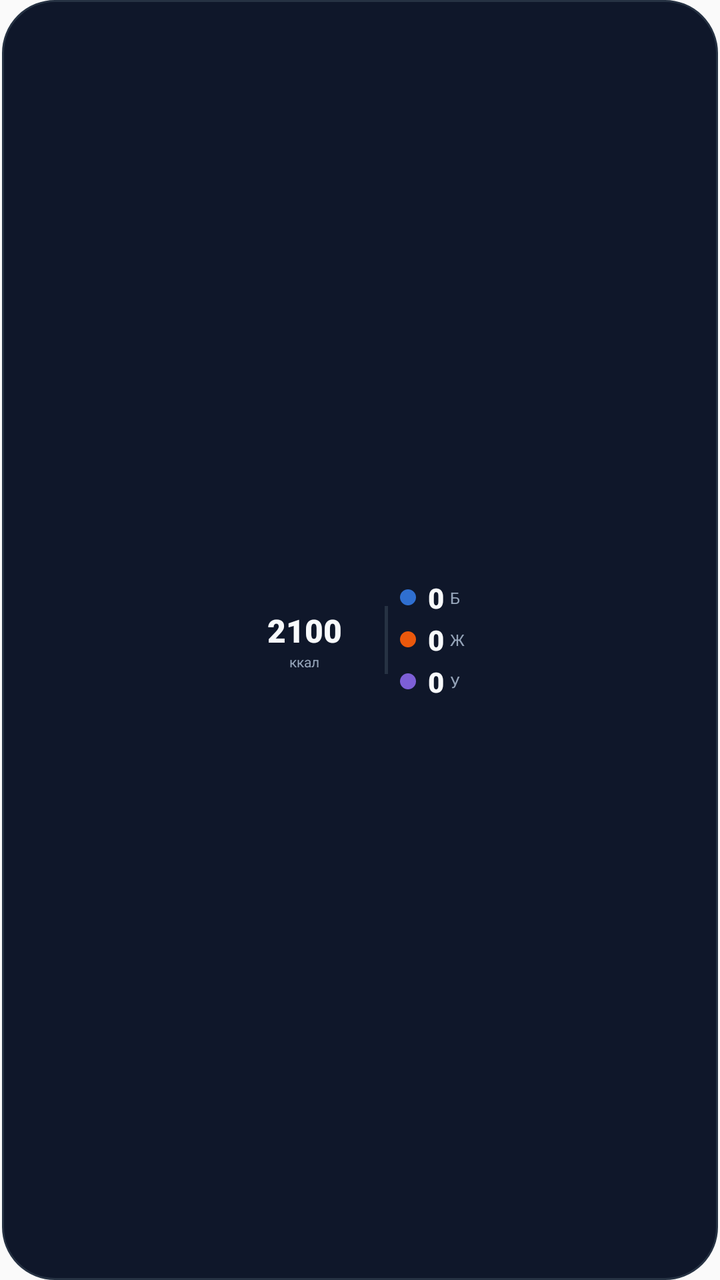
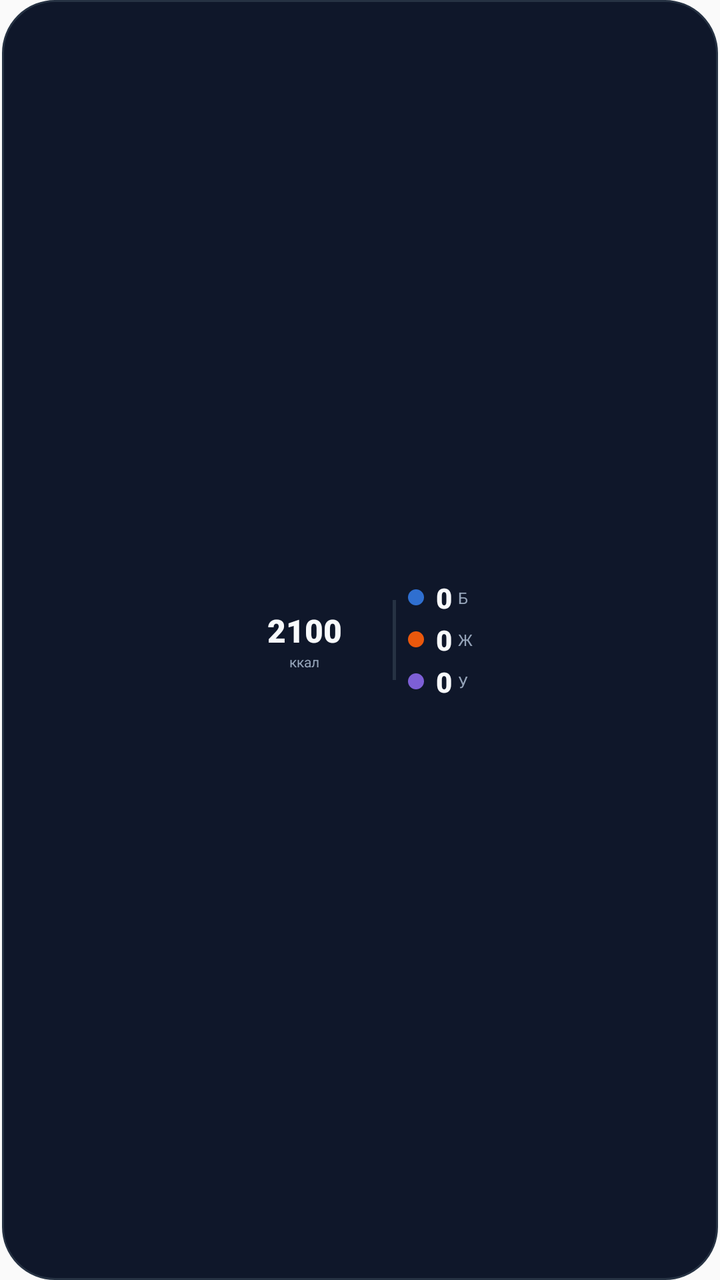

Compare the two renders of this Android layout. The source of the first and the diff that turns it into the second are given below.
<!-- AndroidManifest.xml: application theme AppTheme -->
<!-- res/layout/widget_calories_dark.xml -->
<?xml version="1.0" encoding="utf-8"?>
<FrameLayout xmlns:android="http://schemas.android.com/apk/res/android"
    android:id="@+id/widget_root"
    android:layout_width="match_parent"
    android:layout_height="wrap_content">

    
    <FrameLayout
        android:layout_width="match_parent"
        android:layout_height="match_parent"
        android:layout_gravity="center"
        android:layout_marginStart="1dp"
        android:layout_marginEnd="1dp"
        android:background="@drawable/widget_bg_dark"
        android:paddingStart="3dp"
        android:paddingEnd="10dp"
        android:paddingTop="4dp"
        android:paddingBottom="4dp">

        <LinearLayout
            android:layout_width="wrap_content"
            android:layout_height="wrap_content"
            android:layout_gravity="center"
            android:gravity="center_vertical"
            android:orientation="horizontal">

            
            <FrameLayout
                android:layout_width="64dp"
                android:layout_height="64dp"
                android:layout_marginEnd="4dp">

                <ImageView
                    android:id="@+id/widget_ring"
                    android:layout_width="64dp"
                    android:layout_height="64dp"
                    android:contentDescription="@null"
                    android:scaleType="fitCenter" />

                <LinearLayout
                    android:layout_width="wrap_content"
                    android:layout_height="wrap_content"
                    android:layout_gravity="center"
                    android:gravity="center_horizontal"
                    android:orientation="vertical">

                    <TextView
                        android:id="@+id/widget_remain"
                        android:layout_width="42dp"
                        android:layout_height="wrap_content"
                        android:autoSizeTextType="uniform"
                        android:autoSizeMinTextSize="9sp"
                        android:autoSizeMaxTextSize="16sp"
                        android:fontFamily="sans-serif-black"
                        android:gravity="center"
                        android:maxLines="1"
                        android:text="2100"
                        android:textColor="#F8FAFC"
                        android:textSize="16sp" />

                    <TextView
                        android:id="@+id/widget_remain_unit"
                        android:layout_width="wrap_content"
                        android:layout_height="wrap_content"
                        android:fontFamily="sans-serif"
                        android:gravity="center"
                        android:maxLines="1"
                        android:text="ккал"
                        android:textColor="#94A3B8"
                        android:textSize="7sp" />
                </LinearLayout>
            </FrameLayout>

            
            <FrameLayout
                android:layout_width="1.5dp"
                android:layout_height="34dp"
                android:layout_marginStart="4dp"
                android:layout_marginEnd="4dp"
                android:background="#263243" />

            <LinearLayout
                android:layout_width="wrap_content"
                android:layout_height="wrap_content"
                android:layout_marginStart="2dp"
                android:orientation="vertical">

                <LinearLayout
                    android:layout_width="wrap_content"
                    android:layout_height="wrap_content"
                    android:gravity="center_vertical"
                    android:orientation="horizontal">

                    <ImageView
                        android:id="@+id/widget_dot_p"
                        android:layout_width="8dp"
                        android:layout_height="8dp"
                        android:contentDescription="@null"
                        android:src="@drawable/widget_dot_protein" />

                    <TextView
                        android:id="@+id/widget_p"
                        android:layout_width="wrap_content"
                        android:layout_height="wrap_content"
                        android:layout_marginStart="6dp"
                        android:fontFamily="sans-serif-black"
                        android:maxLines="1"
                        android:text="0"
                        android:textColor="#F8FAFC"
                        android:textSize="14sp" />

                    <TextView
                        android:layout_width="wrap_content"
                        android:layout_height="wrap_content"
                        android:layout_marginStart="3dp"
                        android:fontFamily="sans-serif"
                        android:maxLines="1"
                        android:text="Б"
                        android:textColor="#94A3B8"
                        android:textSize="8sp" />
                </LinearLayout>

                <LinearLayout
                    android:layout_width="wrap_content"
                    android:layout_height="wrap_content"
                    android:layout_marginTop="2dp"
                    android:gravity="center_vertical"
                    android:orientation="horizontal">

                    <ImageView
                        android:id="@+id/widget_dot_f"
                        android:layout_width="8dp"
                        android:layout_height="8dp"
                        android:contentDescription="@null"
                        android:src="@drawable/widget_dot_fat" />

                    <TextView
                        android:id="@+id/widget_f"
                        android:layout_width="wrap_content"
                        android:layout_height="wrap_content"
                        android:layout_marginStart="6dp"
                        android:fontFamily="sans-serif-black"
                        android:maxLines="1"
                        android:text="0"
                        android:textColor="#F8FAFC"
                        android:textSize="14sp" />

                    <TextView
                        android:layout_width="wrap_content"
                        android:layout_height="wrap_content"
                        android:layout_marginStart="3dp"
                        android:fontFamily="sans-serif"
                        android:maxLines="1"
                        android:text="Ж"
                        android:textColor="#94A3B8"
                        android:textSize="8sp" />
                </LinearLayout>

                <LinearLayout
                    android:layout_width="wrap_content"
                    android:layout_height="wrap_content"
                    android:layout_marginTop="2dp"
                    android:gravity="center_vertical"
                    android:orientation="horizontal">

                    <ImageView
                        android:id="@+id/widget_dot_c"
                        android:layout_width="8dp"
                        android:layout_height="8dp"
                        android:contentDescription="@null"
                        android:src="@drawable/widget_dot_carbs" />

                    <TextView
                        android:id="@+id/widget_c"
                        android:layout_width="wrap_content"
                        android:layout_height="wrap_content"
                        android:layout_marginStart="6dp"
                        android:fontFamily="sans-serif-black"
                        android:maxLines="1"
                        android:text="0"
                        android:textColor="#F8FAFC"
                        android:textSize="14sp" />

                    <TextView
                        android:layout_width="wrap_content"
                        android:layout_height="wrap_content"
                        android:layout_marginStart="3dp"
                        android:fontFamily="sans-serif"
                        android:maxLines="1"
                        android:text="У"
                        android:textColor="#94A3B8"
                        android:textSize="8sp" />
                </LinearLayout>
            </LinearLayout>
        </LinearLayout>
    </FrameLayout>

</FrameLayout>
<!-- resources referenced by this layout -->
<resources>
  <!-- drawable widget_bg_dark (drawable) -->
  <?xml version="1.0" encoding="utf-8"?>
  <shape xmlns:android="http://schemas.android.com/apk/res/android"
      android:shape="rectangle">
      <solid android:color="#0F172A" />
      <corners android:radius="26dp" />
      <stroke
          android:width="1dp"
          android:color="#263243" />
  </shape>
  <!-- drawable widget_dot_carbs (drawable) -->
  <?xml version="1.0" encoding="utf-8"?>
  <shape xmlns:android="http://schemas.android.com/apk/res/android"
      android:shape="oval">
      <solid android:color="#7D5FD6" />
  </shape>
  <!-- drawable widget_dot_fat (drawable) -->
  <?xml version="1.0" encoding="utf-8"?>
  <shape xmlns:android="http://schemas.android.com/apk/res/android"
      android:shape="oval">
      <solid android:color="#EA580C" />
  </shape>
  <!-- drawable widget_dot_protein (drawable) -->
  <?xml version="1.0" encoding="utf-8"?>
  <shape xmlns:android="http://schemas.android.com/apk/res/android"
      android:shape="oval">
      <solid android:color="#2F6FD0" />
  </shape>
  <style name="AppTheme" parent="android:style/Theme.Material.Light.NoActionBar" />
</resources>

<!-- the commit's change to res/layout/widget_calories_dark.xml (unified diff, before → after) -->
@@ -2,7 +2,7 @@
 <FrameLayout xmlns:android="http://schemas.android.com/apk/res/android"
     android:id="@+id/widget_root"
     android:layout_width="match_parent"
-    android:layout_height="wrap_content">
+    android:layout_height="match_parent">
 
     
     <FrameLayout
@@ -26,14 +26,14 @@
 
             
             <FrameLayout
-                android:layout_width="64dp"
-                android:layout_height="64dp"
+                android:layout_width="72dp"
+                android:layout_height="72dp"
                 android:layout_marginEnd="4dp">
 
                 <ImageView
                     android:id="@+id/widget_ring"
-                    android:layout_width="64dp"
-                    android:layout_height="64dp"
+                    android:layout_width="72dp"
+                    android:layout_height="72dp"
                     android:contentDescription="@null"
                     android:scaleType="fitCenter" />
 
@@ -46,11 +46,11 @@
 
                     <TextView
                         android:id="@+id/widget_remain"
-                        android:layout_width="42dp"
+                        android:layout_width="46dp"
                         android:layout_height="wrap_content"
                         android:autoSizeTextType="uniform"
                         android:autoSizeMinTextSize="9sp"
-                        android:autoSizeMaxTextSize="16sp"
+                        android:autoSizeMaxTextSize="18sp"
                         android:fontFamily="sans-serif-black"
                         android:gravity="center"
                         android:maxLines="1"
@@ -74,7 +74,7 @@
             
             <FrameLayout
                 android:layout_width="1.5dp"
-                android:layout_height="34dp"
+                android:layout_height="40dp"
                 android:layout_marginStart="4dp"
                 android:layout_marginEnd="4dp"
                 android:background="#263243" />
